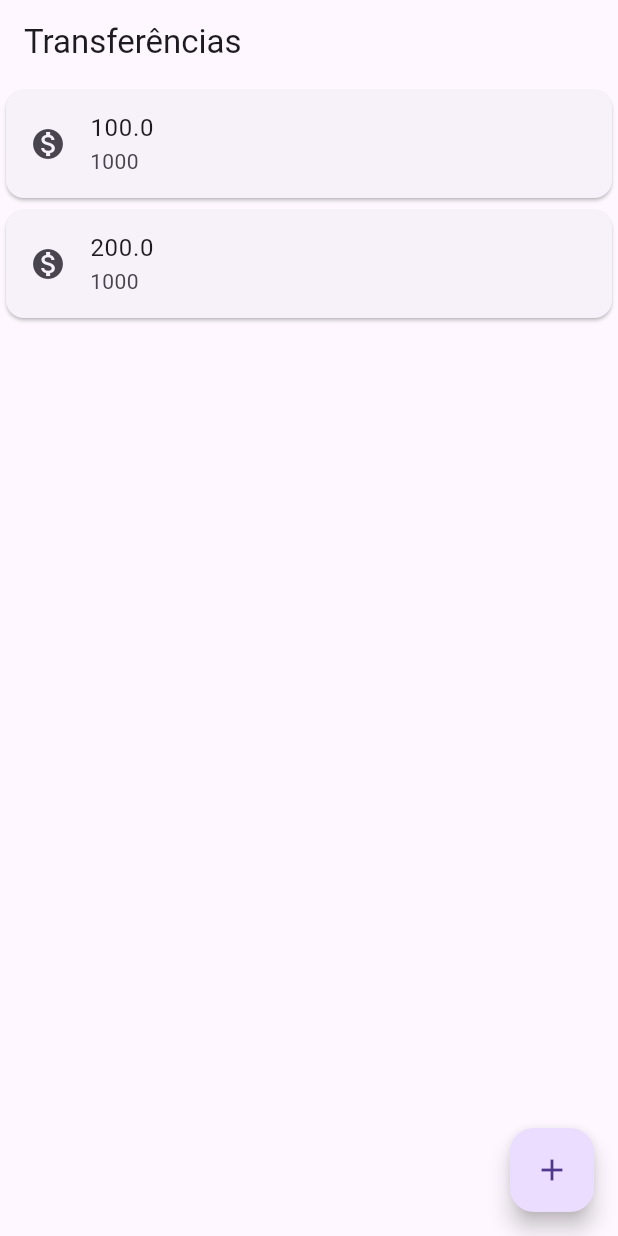
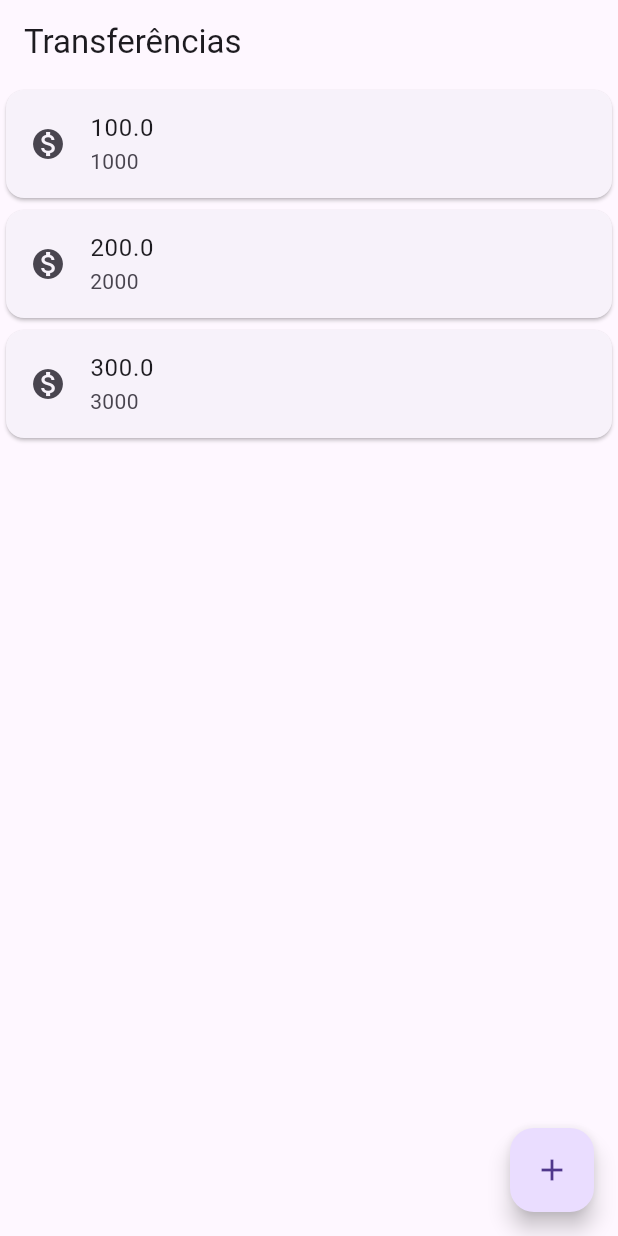
Before and after one commit to juliomendes160/alura, a Flutter app: the screen it shows after launch, on a phone screen of 412 x 824 dp. Run offline on Flutter 3.47's test engine with Material 3 defaults, Android fonts, the phone set to English and light mode, and no system bars.

Commit message:
2.3 Refatorando o código

```diff
--- a/bytebank/lib/main.dart
+++ b/bytebank/lib/main.dart
@@ -2,24 +2,7 @@ import 'package:flutter/material.dart';
 
 void main() => runApp(MaterialApp(
       home: Scaffold(
-        body: Column(
-          children: <Widget>[
-            Card(
-              child: ListTile(
-                leading: Icon(Icons.monetization_on),
-                title: Text('100.0'),
-                subtitle: Text('1000'),
-              ),
-            ),
-            Card(
-              child: ListTile(
-                leading: Icon(Icons.monetization_on),
-                title: Text('200.0'),
-                subtitle: Text('1000'),
-              ),
-            ),
-          ],
-        ),
+        body: ListaTransferencias(),
         appBar: AppBar(
           title: Text('Transferências'),
         ),
@@ -28,3 +11,40 @@ void main() => runApp(MaterialApp(
         ),
       ),
     ));
+
+class ListaTransferencias extends StatelessWidget {
+  @override
+  Widget build(BuildContext context) {
+    return Column(
+      children: <Widget>[
+        ItemTransferencia(Transferencia(100.0, 1000)),
+        ItemTransferencia(Transferencia(200.0, 2000)),
+        ItemTransferencia(Transferencia(300.0, 3000)),
+      ],
+    );
+  }
+}
+
+class ItemTransferencia extends StatelessWidget {
+  final Transferencia _transferencia;
+
+  ItemTransferencia(this._transferencia);
+
+  @override
+  Widget build(BuildContext context) {
+    return Card(
+      child: ListTile(
+        leading: Icon(Icons.monetization_on),
+        title: Text(_transferencia.valor.toString()),
+        subtitle: Text(_transferencia.numeroConta.toString()),
+      ),
+    );
+  }
+}
+
+class Transferencia {
+  final double valor;
+  final int numeroConta;
+
+  Transferencia(this.valor, this.numeroConta);
+}
```
